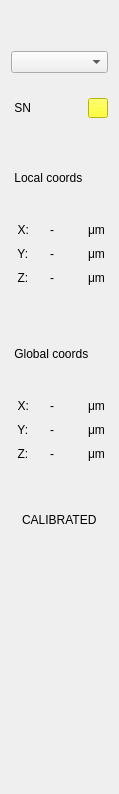
Old version of the form ui/stage_info.ui in the repository AllenNeuralDynamics/parallax.
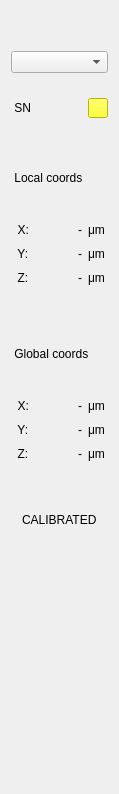
New version of the form.

Commit message: update local coords of a probe

What changed in the file:
```diff
--- a/ui/stage_info.ui
+++ b/ui/stage_info.ui
@@ -26,7 +26,7 @@
        </property>
       </widget>
      </item>
-     <item row="9" column="1">
+     <item row="9" column="1" alignment="Qt::AlignRight">
       <widget class="QLabel" name="global_coords_x">
        <property name="text">
         <string>-</string>
@@ -56,7 +56,7 @@
        </property>
       </widget>
      </item>
-     <item row="10" column="1">
+     <item row="10" column="1" alignment="Qt::AlignRight">
       <widget class="QLabel" name="global_coords_y">
        <property name="text">
         <string>-</string>
@@ -83,11 +83,11 @@
        </property>
       </widget>
      </item>
-     <item row="4" column="1">
+     <item row="4" column="1" alignment="Qt::AlignRight">
       <widget class="QLabel" name="local_coords_x">
        <property name="maximumSize">
         <size>
-         <width>40</width>
+         <width>16777215</width>
          <height>16777215</height>
         </size>
        </property>
@@ -96,7 +96,7 @@
        </property>
       </widget>
      </item>
-     <item row="5" column="1">
+     <item row="5" column="1" alignment="Qt::AlignRight">
       <widget class="QLabel" name="local_coords_y">
        <property name="text">
         <string>-</string>
@@ -117,7 +117,7 @@
        </property>
       </widget>
      </item>
-     <item row="6" column="1">
+     <item row="6" column="1" alignment="Qt::AlignRight">
       <widget class="QLabel" name="local_coords_z">
        <property name="text">
         <string>-</string>
@@ -173,7 +173,7 @@
        </property>
       </widget>
      </item>
-     <item row="11" column="1">
+     <item row="11" column="1" alignment="Qt::AlignRight">
       <widget class="QLabel" name="global_coords_z">
        <property name="text">
         <string>-</string>
```
The commit also changes 2 other files.
